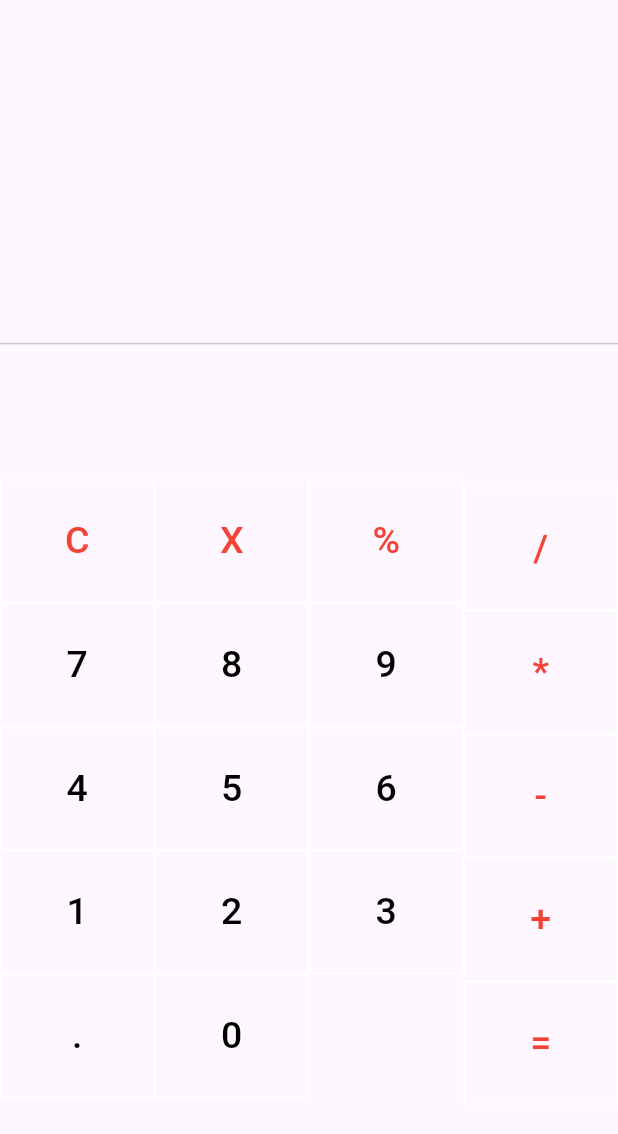
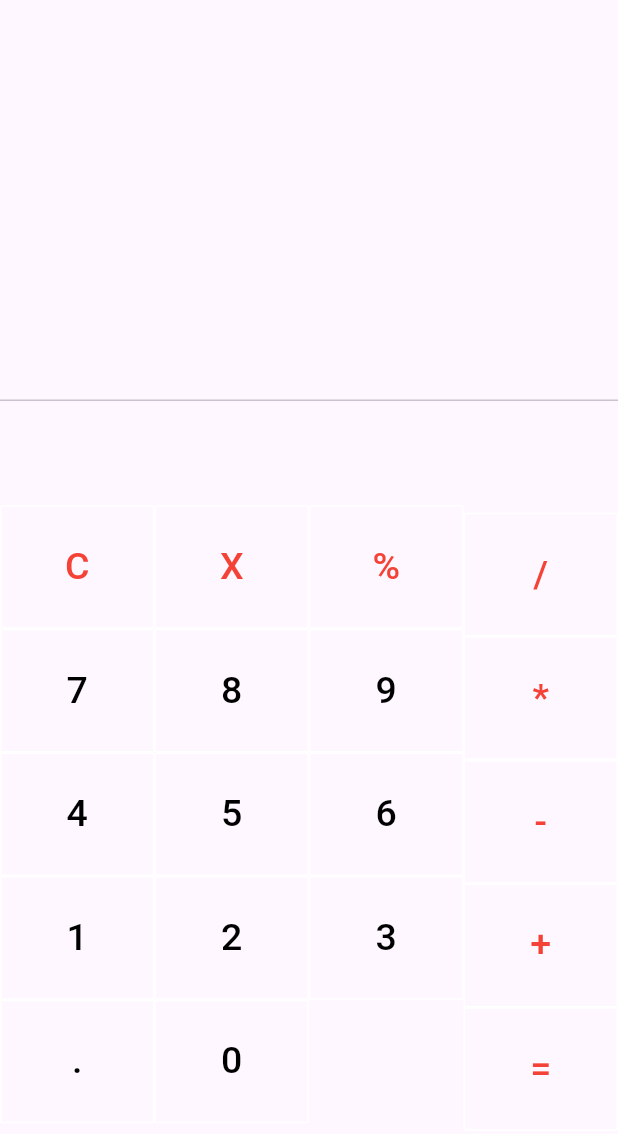
Before and after one commit to samh7/simple_calculator_flutter, a Flutter app: the screen it shows after launch, after a tap on an icon or button, on a phone screen of 412 x 824 dp, the part 63-1197 px from its top. Run offline on Flutter 3.47's test engine with Material 3 defaults, Android fonts, the phone set to English and light mode, and no system bars; our stand-ins replace math_expressions.

Commit message:
Minor Changes

```diff
--- a/lib/logic/calculator.dart
+++ b/lib/logic/calculator.dart
@@ -18,7 +18,7 @@ class Calculator extends ChangeNotifier {
         Expression exp = parser.parse(equation);
         ContextModel cm = ContextModel();
         result = '${exp.evaluate(EvaluationType.REAL, cm)}';
-        equation = result;
+        // equation = result;
       } catch (e) {
         result = 'Error';
         equation = '';
--- a/lib/main.dart
+++ b/lib/main.dart
@@ -42,8 +42,8 @@ class _AppRootState extends State<AppRoot> {
     return Column(
        children: [
       Container(
-      alignment: Alignment.centerRight,        padding: const EdgeInsets.fromLTRB(10, 20, 0, 10),
-        height: MediaQuery.of(context).size.height * 0.1,
+      alignment: Alignment.centerRight,        padding: const EdgeInsets.fromLTRB(10, 20, 10, 10),
+        height: MediaQuery.of(context).size.height * 0.12,
         child: Consumer<Calculator>(
           builder: (context, provider, _) {
             return Text(
@@ -55,8 +55,8 @@ class _AppRootState extends State<AppRoot> {
       ),
       Container(
         alignment: Alignment.centerRight,
-        padding: const EdgeInsets.fromLTRB(10, 20, 0, 10),
-        height: MediaQuery.of(context).size.height * 0.1,
+        padding: const EdgeInsets.fromLTRB(10, 20, 10, 10),
+        height: MediaQuery.of(context).size.height * 0.13,
         child: Consumer<Calculator>(
           builder: (context, provider, _) {
             return Text(
```
Also changed, not shown: Demos/Demo1.png (added), Demos/Demo2.png (added), Demos/Demo3.png (added), Demos/Demo4.png (added), pubspec.lock, 3 other files.
